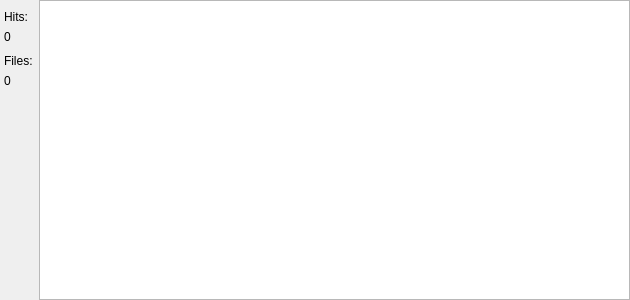
Above: src/finder/WFindResTab.ui from marcinmagier/wolverine before the change. Below: the same form after it.
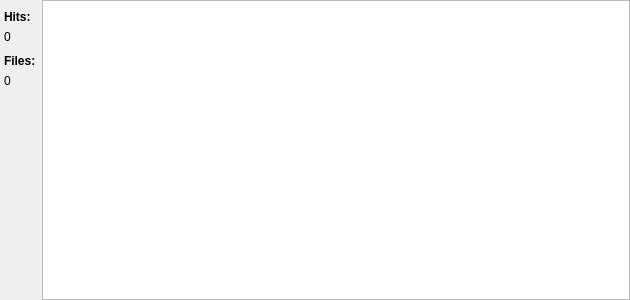
That is the form after the change.

Commit message: disable results toggle action

```diff
--- a/src/finder/WFindResTab.ui
+++ b/src/finder/WFindResTab.ui
@@ -42,7 +42,7 @@
    <item row="4" column="0">
     <widget class="QLabel" name="lblFiles">
      <property name="text">
-      <string>Files:</string>
+      <string>&lt;html&gt;&lt;head/&gt;&lt;body&gt;&lt;p&gt;&lt;span style=&quot; font-weight:600;&quot;&gt;Files:&lt;/span&gt;&lt;/p&gt;&lt;/body&gt;&lt;/html&gt;</string>
      </property>
     </widget>
    </item>
@@ -76,7 +76,7 @@
    <item row="1" column="0">
     <widget class="QLabel" name="lblHits">
      <property name="text">
-      <string>Hits:</string>
+      <string>&lt;html&gt;&lt;head/&gt;&lt;body&gt;&lt;p&gt;&lt;span style=&quot; font-weight:600;&quot;&gt;Hits:&lt;/span&gt;&lt;/p&gt;&lt;/body&gt;&lt;/html&gt;</string>
      </property>
     </widget>
    </item>
```
The commit also changes 2 other files.
